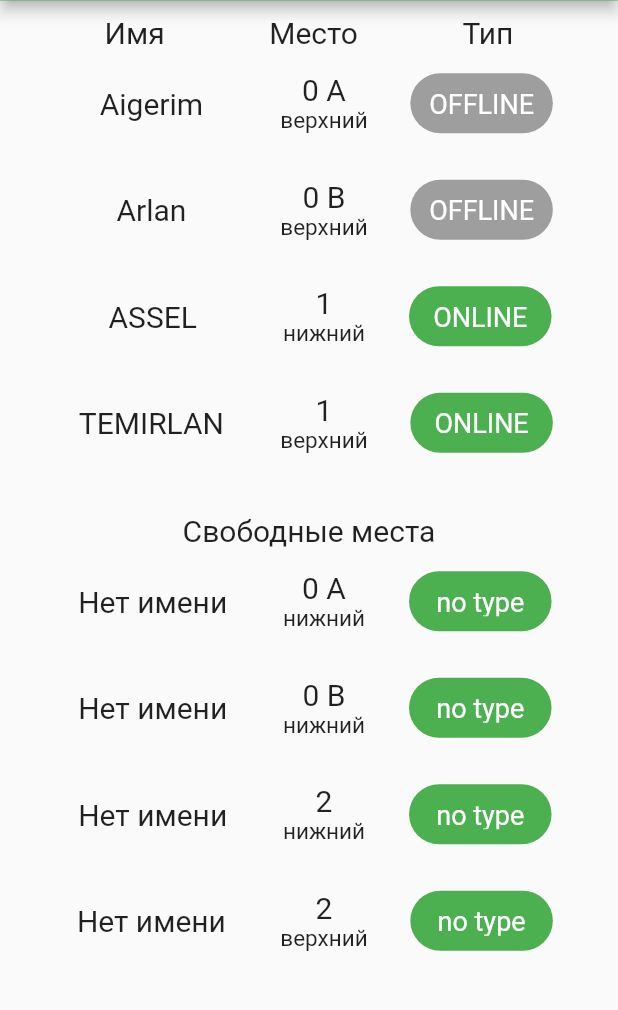
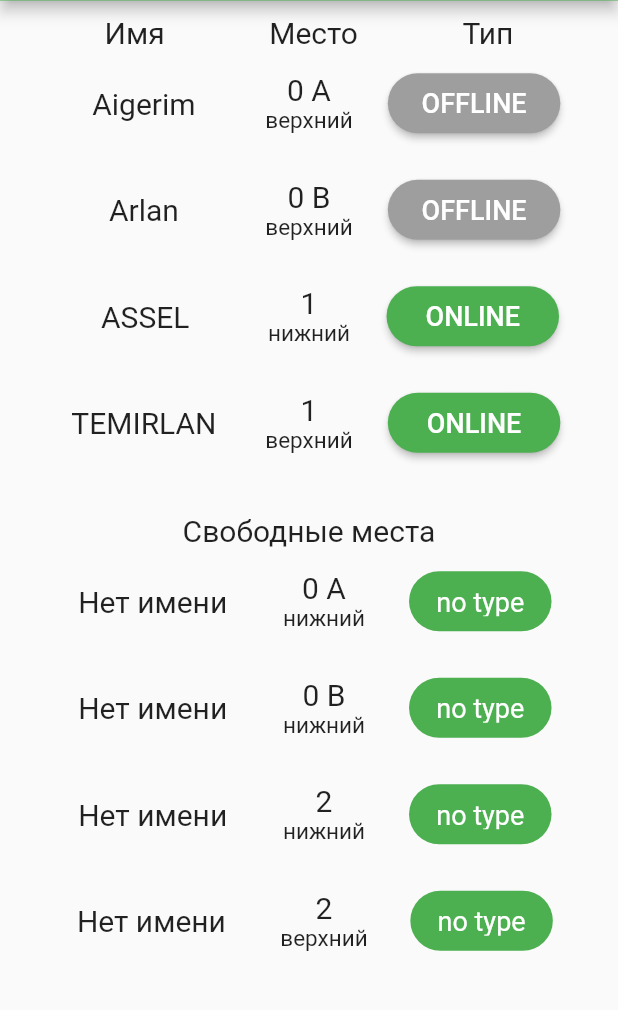
Before and after one commit to AlisherAlseiit/mobile_lab12, a Flutter app: the Passengers screen opened by its route, on a phone screen of 412 x 824 dp, the part 97-1107 px from its top. Run offline on Flutter 3.47's test engine with Material 2 defaults, Android fonts, the phone set to English and light mode, and no system bars; our stand-ins replace google_fonts.

Commit message:
updated from 12 and 13 to assignment 14, added clickable type, modal bottom sheet, and delete

```diff
--- a/lib/pages/passengers.dart
+++ b/lib/pages/passengers.dart
@@ -1,21 +1,54 @@
 import 'package:flutter/material.dart';
+import 'package:mobile_lab12/modalBottomSheet/new_transaction.dart';
 import 'package:mobile_lab12/model/passenger.dart';
 import 'package:mobile_lab12/navigationDrawer/navigationDrawer.dart';
 
-class Passengers extends StatelessWidget {
+class Passengers extends StatefulWidget {
   static const String routeName = '/passengers';
 
+  @override
+  _PassengersState createState() => _PassengersState();
+}
+
+class _PassengersState extends State<Passengers> {
   List<Passenger> passengers = [
-    Passenger(
+    Passenger(id: '1',
         name: 'Aigerim', place: '0 A', type: 'OFFLINE', surface: 'верхний'),
-    Passenger(name: 'Arlan', place: '0 B', type: 'OFFLINE', surface: 'верхний'),
-    Passenger(name: 'ASSEL', place: '1', type: 'ONLINE', surface: 'нижний'),
-    Passenger(name: 'TEMIRLAN', place: '1', type: 'ONLINE', surface: 'верхний'),
-    Passenger(name: 'Нет имени', place: '0 A', type: 'no type', surface: 'нижний'),
-    Passenger(name: 'Нет имени', place: '0 B', type: 'no type', surface: 'нижний'),
-    Passenger(name: 'Нет имени', place: '2', type: 'no type', surface: 'нижний'),
-    Passenger(name: 'Нет имени', place: '2', type: 'no type', surface: 'верхний'),
+    Passenger(id: '2',name: 'Arlan', place: '0 B', type: 'OFFLINE', surface: 'верхний'),
+    Passenger(id: '3',name: 'ASSEL', place: '1', type: 'ONLINE', surface: 'нижний'),
+    Passenger(id: '4',name: 'TEMIRLAN', place: '1', type: 'ONLINE', surface: 'верхний'),
+    Passenger(id: '5',
+        name: 'Нет имени', place: '0 A', type: 'no type', surface: 'нижний'),
+    Passenger(id: '6',
+        name: 'Нет имени', place: '0 B', type: 'no type', surface: 'нижний'),
+    Passenger(id: '7',
+        name: 'Нет имени', place: '2', type: 'no type', surface: 'нижний'),
+    Passenger(id: '8',
+        name: 'Нет имени', place: '2', type: 'no type', surface: 'верхний'),
   ];
+
+  void _startAddNewTransaction(BuildContext ctx, Passenger ps) {
+    showModalBottomSheet(
+      isScrollControlled: true,
+      context: ctx,
+      builder: (_) {
+        return GestureDetector(
+          onTap: () {},
+          child: NewTransaction(
+            ps
+            ,_deleteTransaction
+          ),
+          behavior: HitTestBehavior.opaque,
+        );
+      },
+    );
+  }
+
+  void _deleteTransaction(String id) {
+    setState(() {
+      passengers.removeWhere((tx) => tx.id == id);
+    });
+  }
 
   @override
   Widget build(BuildContext context) {
@@ -36,7 +69,9 @@ class Passengers extends StatelessWidget {
             children: [
               Column(
                 children: [
-                SizedBox(height: 10,),
+                  SizedBox(
+                    height: 10,
+                  ),
                   Row(
                     mainAxisAlignment: MainAxisAlignment.spaceEvenly,
                     children: [
@@ -63,7 +98,8 @@ class Passengers extends StatelessWidget {
                       )),
                   ..._getFree(),
                 ],
-            )],
+              )
+            ],
           ),
         ),
       ),
@@ -71,7 +107,61 @@ class Passengers extends StatelessWidget {
   }
 
   _geBody() {
-    return passengers.map((ps)  => ps.type != 'no type' ? Container(
+    return passengers.map((ps) => ps.type != 'no type'
+        ? Container(
+            padding: EdgeInsets.all(15),
+            child: Row(
+              mainAxisAlignment: MainAxisAlignment.spaceEvenly,
+              children: [
+                Container(
+                  alignment: Alignment.center,
+                  width: 115,
+                  child: Text(
+                    ps.name,
+                    style: TextStyle(fontSize: 20),
+                  ),
+                ),
+                Column(
+                  mainAxisAlignment: MainAxisAlignment.start,
+                  crossAxisAlignment: CrossAxisAlignment.center,
+                  children: [
+                    Text(
+                      ps.place,
+                      style: TextStyle(fontSize: 20),
+                    ),
+                    Text(
+                      ps.surface,
+                      style: TextStyle(fontSize: 15),
+                    ),
+                  ],
+                ),
+
+                  Container(
+                    height: 40,
+                    width: 115,
+                    child: RaisedButton(
+                      child: Text(
+                        ps.type,
+                        style: TextStyle(
+                          fontSize: 18,
+                          color: Colors.white,
+                        ),
+                      ),
+                      onPressed: () => _startAddNewTransaction(context, ps),
+                      shape: RoundedRectangleBorder(borderRadius: new BorderRadius.circular(30.0)),
+                      color: ps.type == "OFFLINE" ? Colors.grey : Colors.green,
+                    ),
+                  ),
+
+              ],
+            ),
+          )
+        : SizedBox());
+  }
+
+  _getFree() {
+    return passengers.map((ps) => ps.type == 'no type'
+        ? Container(
             padding: EdgeInsets.all(15),
             child: Row(
               mainAxisAlignment: MainAxisAlignment.spaceEvenly,
@@ -117,56 +207,7 @@ class Passengers extends StatelessWidget {
                 ),
               ],
             ),
-    ) : SizedBox());
-  }
-
-  _getFree() {
-     return passengers.map((ps)  => ps.type == 'no type' ? Container(
-      padding: EdgeInsets.all(15),
-      child: Row(
-        mainAxisAlignment: MainAxisAlignment.spaceEvenly,
-        children: [
-          Container(
-            alignment: Alignment.center,
-            width: 115,
-            child: Text(
-              ps.name,
-              style: TextStyle(fontSize: 20),
-            ),
-          ),
-          Column(
-            mainAxisAlignment: MainAxisAlignment.start,
-            crossAxisAlignment: CrossAxisAlignment.center,
-            children: [
-              Text(
-                ps.place,
-                style: TextStyle(fontSize: 20),
-              ),
-              Text(
-                ps.surface,
-                style: TextStyle(fontSize: 15),
-              ),
-            ],
-          ),
-          Container(
-            decoration: BoxDecoration(
-              color: ps.type == "OFFLINE" ? Colors.grey : Colors.green,
-              borderRadius: BorderRadius.circular(35),
-            ),
-            height: 40,
-            width: 95,
-            alignment: Alignment.center,
-            padding: EdgeInsets.all(10),
-            child: Text(
-              ps.type,
-              style: TextStyle(
-                fontSize: 18,
-                color: Colors.white,
-              ),
-            ),
-          ),
-        ],
-      ),
-    ) : SizedBox());
+          )
+        : SizedBox());
   }
 }
```
Also changed, not shown: lib/modalBottomSheet/new_transaction.dart (added, +229 -0 lines). Lines whose indentation alone changed are shown as unchanged.
